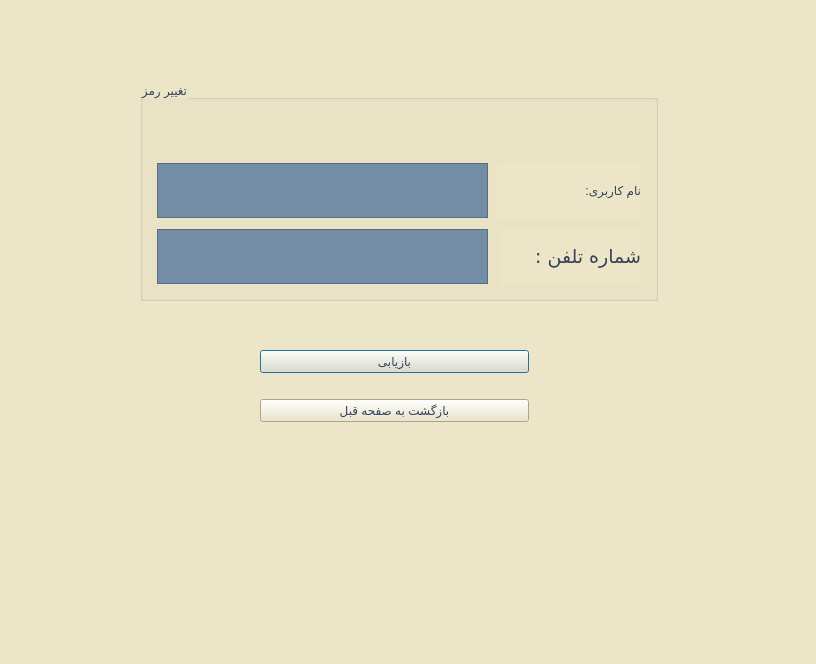
This is Project_Ap/forgetpasclient.ui in AP-projects-4001/metagoofill as Qt 5 draws it before an edit. The edited form follows.
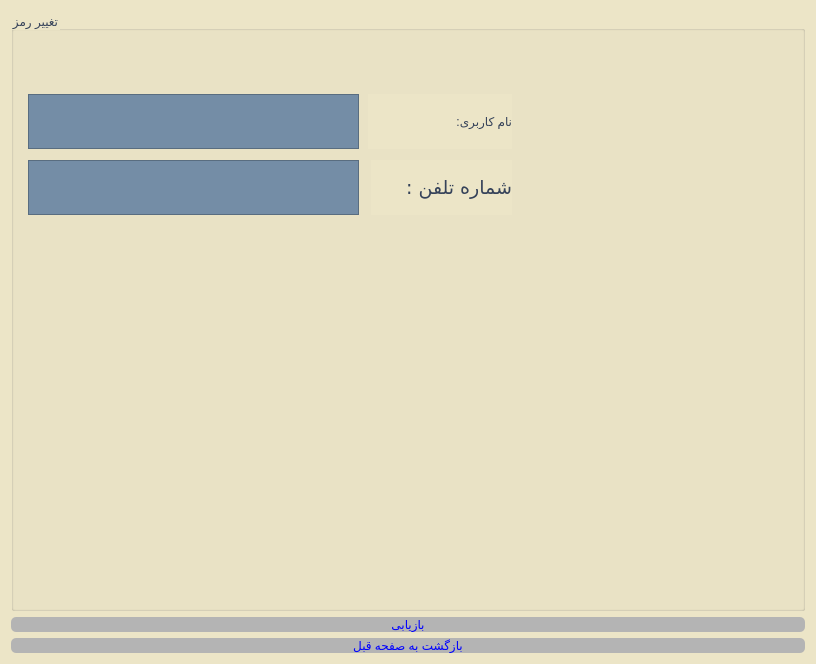
This is the edited form.

```diff
--- a/Project_Ap/forgetpasclient.ui
+++ b/Project_Ap/forgetpasclient.ui
@@ -16,15 +16,9 @@
   <property name="styleSheet">
    <string notr="true">background-color: rgb(236, 229, 199);</string>
   </property>
+  <layout class="QGridLayout" name="gridLayout">
+   <item row="0" column="0">
   <widget class="QGroupBox" name="groupBox">
-   <property name="geometry">
-    <rect>
-     <x>140</x>
-     <y>80</y>
-     <width>518</width>
-     <height>221</height>
-    </rect>
-   </property>
    <property name="styleSheet">
     <string notr="true">font: 20pt &quot;Lalezar&quot;;
 color: rgb(53, 66, 89);</string>
@@ -102,21 +96,22 @@
     </property>
    </widget>
   </widget>
-  <widget class="QWidget" name="layoutWidget">
-   <property name="geometry">
-    <rect>
-     <x>260</x>
-     <y>330</y>
-     <width>269</width>
-     <height>112</height>
-    </rect>
-   </property>
+   </item>
+   <item row="1" column="0">
    <layout class="QVBoxLayout" name="verticalLayout">
     <item>
      <widget class="QPushButton" name="pushButton">
       <property name="styleSheet">
-       <string notr="true">font: 12pt &quot;Lalezar&quot;;
-color: rgb(53, 66, 89);</string>
+        <string notr="true">QPushButton#pushButton {
+font: 20pt &quot;MS Shell Dlg 2&quot;;
+padding-left: 20px;
+padding-right: 20px;
+border-radius: 5px;
+	background-color: rgb(180, 180, 180);
+color: blue;
+}
+
+</string>
       </property>
       <property name="text">
        <string>بازیابی</string>
@@ -126,8 +121,16 @@
     <item>
      <widget class="QPushButton" name="pushButton_2">
       <property name="styleSheet">
-       <string notr="true">font: 12pt &quot;Lalezar&quot;;
-color: rgb(53, 66, 89);</string>
+        <string notr="true">QPushButton#pushButton_2 {
+font: 20pt &quot;MS Shell Dlg 2&quot;;
+padding-left: 20px;
+padding-right: 20px;
+border-radius: 5px;
+	background-color: rgb(180, 180, 180);
+color: blue;
+}
+
+</string>
       </property>
       <property name="text">
        <string>بازگشت به صفحه قبل</string>
@@ -135,7 +138,8 @@
      </widget>
     </item>
    </layout>
-  </widget>
+   </item>
+  </layout>
  </widget>
  <resources/>
  <connections/>
```
Lines whose indentation alone changed are shown as unchanged.
